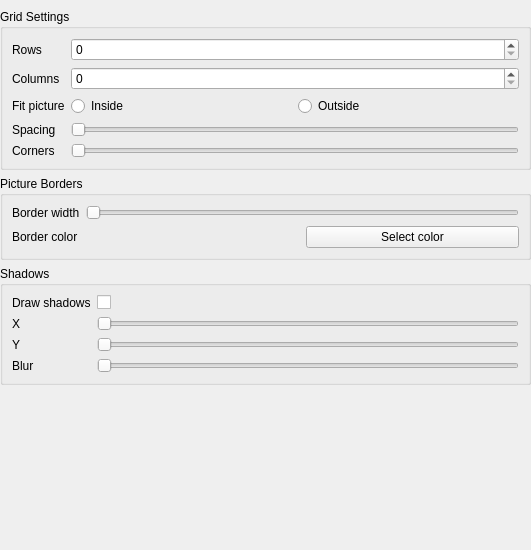
First picture: the form in src/settings/patterns/gridpattern.ui, repository keshavbhatt/CollageMaker, before the edit.
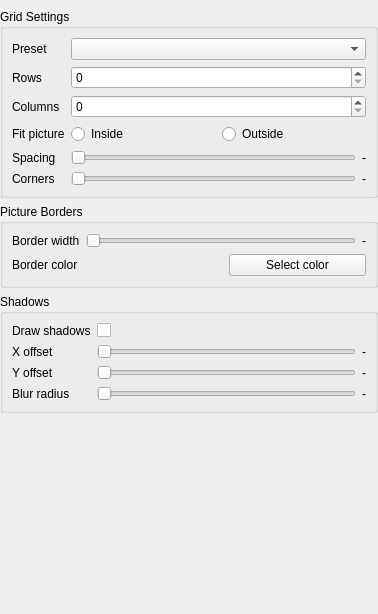
Second picture: the form after the edit.

Commit message: add shadow effect and other improvements

The edit to the form file:
```diff
--- a/src/settings/patterns/gridpattern.ui
+++ b/src/settings/patterns/gridpattern.ui
@@ -6,8 +6,8 @@
    <rect>
     <x>0</x>
     <y>0</y>
-    <width>531</width>
-    <height>550</height>
+    <width>378</width>
+    <height>614</height>
    </rect>
   </property>
   <property name="windowTitle">
@@ -39,8 +39,8 @@
        <rect>
         <x>0</x>
         <y>0</y>
-        <width>531</width>
-        <height>550</height>
+        <width>378</width>
+        <height>614</height>
        </rect>
       </property>
       <layout class="QVBoxLayout" name="verticalLayout_2">
@@ -76,27 +76,24 @@
             <property name="topMargin">
              <number>0</number>
             </property>
-            <item row="0" column="1">
-             <widget class="QSpinBox" name="rowsSpinBox"/>
-            </item>
-            <item row="0" column="0">
-             <widget class="QLabel" name="label_22">
+            <item row="2" column="0">
+             <widget class="QLabel" name="label_25">
               <property name="text">
-               <string>Rows</string>
+               <string>Columns</string>
               </property>
              </widget>
             </item>
-            <item row="1" column="1">
+            <item row="2" column="1">
              <widget class="QSpinBox" name="columnSpinBox"/>
             </item>
-            <item row="3" column="0">
+            <item row="4" column="0">
              <widget class="QLabel" name="label_23">
               <property name="text">
                <string>Spacing</string>
               </property>
              </widget>
             </item>
-            <item row="2" column="1">
+            <item row="3" column="1">
              <layout class="QHBoxLayout" name="horizontalLayout_6">
               <item>
                <widget class="QRadioButton" name="radioButton_5">
@@ -114,40 +111,78 @@
               </item>
              </layout>
             </item>
-            <item row="2" column="0">
-             <widget class="QLabel" name="label_19">
-              <property name="text">
-               <string>Fit picture</string>
-              </property>
-             </widget>
-            </item>
-            <item row="1" column="0">
-             <widget class="QLabel" name="label_25">
-              <property name="text">
-               <string>Columns</string>
-              </property>
-             </widget>
-            </item>
-            <item row="4" column="0">
+            <item row="5" column="0">
              <widget class="QLabel" name="label_20">
               <property name="text">
                <string>Corners</string>
               </property>
              </widget>
             </item>
-            <item row="3" column="1">
-             <widget class="QSlider" name="spaceingSlider">
-              <property name="orientation">
-               <enum>Qt::Horizontal</enum>
+            <item row="1" column="0">
+             <widget class="QLabel" name="label_22">
+              <property name="text">
+               <string>Rows</string>
               </property>
              </widget>
             </item>
+            <item row="3" column="0">
+             <widget class="QLabel" name="label_19">
+              <property name="text">
+               <string>Fit picture</string>
+              </property>
+             </widget>
+            </item>
+            <item row="0" column="0">
+             <widget class="QLabel" name="label_24">
+              <property name="text">
+               <string>Preset</string>
+              </property>
+             </widget>
+            </item>
+            <item row="1" column="1">
+             <widget class="QSpinBox" name="rowsSpinBox"/>
+            </item>
+            <item row="0" column="1">
+             <widget class="QComboBox" name="layoutPresetsComboBox"/>
+            </item>
             <item row="4" column="1">
-             <widget class="QSlider" name="horizontalSlider_8">
-              <property name="orientation">
-               <enum>Qt::Horizontal</enum>
+             <layout class="QHBoxLayout" name="horizontalLayout">
+              <item>
+               <widget class="QSlider" name="spaceingSlider">
+                <property name="orientation">
+                 <enum>Qt::Horizontal</enum>
+                </property>
+               </widget>
+              </item>
+              <item>
+               <widget class="QLabel" name="spaceingLabel">
+                <property name="text">
+                 <string>-</string>
+                </property>
+               </widget>
+              </item>
+             </layout>
+            </item>
+            <item row="5" column="1">
+             <layout class="QHBoxLayout" name="horizontalLayout_3">
+              <property name="topMargin">
+               <number>0</number>
               </property>
-             </widget>
+              <item>
+               <widget class="QSlider" name="cornerSlider">
+                <property name="orientation">
+                 <enum>Qt::Horizontal</enum>
+                </property>
+               </widget>
+              </item>
+              <item>
+               <widget class="QLabel" name="cornerLabel">
+                <property name="text">
+                 <string>-</string>
+                </property>
+               </widget>
+              </item>
+             </layout>
             </item>
            </layout>
           </item>
@@ -173,13 +208,6 @@
             </property>
            </widget>
           </item>
-          <item row="0" column="1">
-           <widget class="QSlider" name="borderWidthSlider">
-            <property name="orientation">
-             <enum>Qt::Horizontal</enum>
-            </property>
-           </widget>
-          </item>
           <item row="1" column="0">
            <widget class="QLabel" name="label_9">
             <property name="text">
@@ -205,6 +233,24 @@
             </item>
            </layout>
           </item>
+          <item row="0" column="1">
+           <layout class="QHBoxLayout" name="horizontalLayout_5">
+            <item>
+             <widget class="QSlider" name="borderWidthSlider">
+              <property name="orientation">
+               <enum>Qt::Horizontal</enum>
+              </property>
+             </widget>
+            </item>
+            <item>
+             <widget class="QLabel" name="borderWidthLabel">
+              <property name="text">
+               <string>-</string>
+              </property>
+             </widget>
+            </item>
+           </layout>
+          </item>
          </layout>
         </widget>
        </item>
@@ -220,17 +266,10 @@
           <string>Shadows</string>
          </property>
          <layout class="QGridLayout" name="gridLayout_4">
-          <item row="2" column="1">
-           <widget class="QSlider" name="horizontalSlider_5">
-            <property name="orientation">
-             <enum>Qt::Horizontal</enum>
-            </property>
-           </widget>
-          </item>
           <item row="1" column="0">
            <widget class="QLabel" name="label_16">
             <property name="text">
-             <string>X</string>
+             <string>X offset</string>
             </property>
            </widget>
           </item>
@@ -248,33 +287,73 @@
             </property>
            </widget>
           </item>
-          <item row="1" column="1">
-           <widget class="QSlider" name="horizontalSlider_4">
-            <property name="orientation">
-             <enum>Qt::Horizontal</enum>
-            </property>
-           </widget>
-          </item>
           <item row="2" column="0">
            <widget class="QLabel" name="label_17">
             <property name="text">
-             <string>Y</string>
+             <string>Y offset</string>
             </property>
            </widget>
           </item>
           <item row="3" column="0">
            <widget class="QLabel" name="label_18">
             <property name="text">
-             <string>Blur</string>
+             <string>Blur radius</string>
             </property>
            </widget>
           </item>
+          <item row="1" column="1">
+           <layout class="QHBoxLayout" name="horizontalLayout_7">
+            <item>
+             <widget class="QSlider" name="shadowEffectOffsetXSlider">
+              <property name="orientation">
+               <enum>Qt::Horizontal</enum>
+              </property>
+             </widget>
+            </item>
+            <item>
+             <widget class="QLabel" name="shadowEffectOffsetXLabel">
+              <property name="text">
+               <string>-</string>
+              </property>
+             </widget>
+            </item>
+           </layout>
+          </item>
+          <item row="2" column="1">
+           <layout class="QHBoxLayout" name="horizontalLayout_8">
+            <item>
+             <widget class="QSlider" name="shadowEffectOffsetYSlider">
+              <property name="orientation">
+               <enum>Qt::Horizontal</enum>
+              </property>
+             </widget>
+            </item>
+            <item>
+             <widget class="QLabel" name="shadowEffectOffsetYLabel">
+              <property name="text">
+               <string>-</string>
+              </property>
+             </widget>
+            </item>
+           </layout>
+          </item>
           <item row="3" column="1">
-           <widget class="QSlider" name="horizontalSlider_6">
-            <property name="orientation">
-             <enum>Qt::Horizontal</enum>
-            </property>
-           </widget>
+           <layout class="QHBoxLayout" name="horizontalLayout_9">
+            <item>
+             <widget class="QSlider" name="shadowEffectBlurRadiusSlider">
+              <property name="orientation">
+               <enum>Qt::Horizontal</enum>
+              </property>
+             </widget>
+            </item>
+            <item>
+             <widget class="QLabel" name="shadowEffectBlurRadiusLabel">
+              <property name="text">
+               <string>-</string>
+              </property>
+             </widget>
+            </item>
+           </layout>
           </item>
          </layout>
         </widget>
```
Left out of the diff: 2 changed lines with no effect on the pictures. The commit also changes 11 other files.
